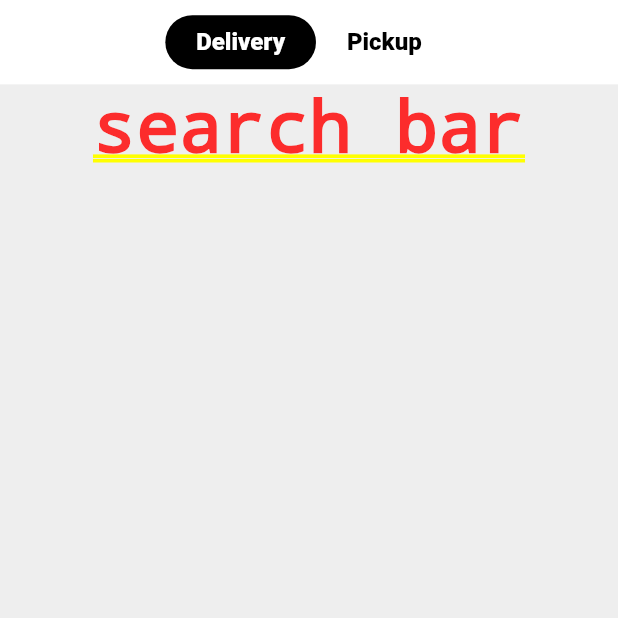
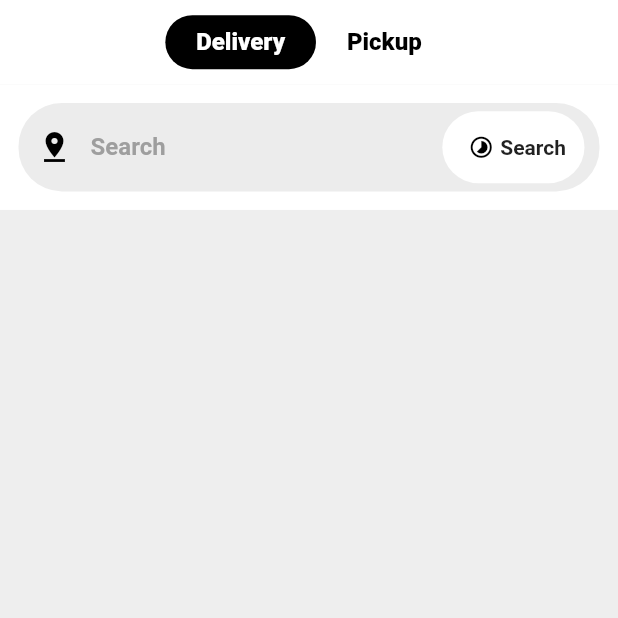
Before and after one commit to samo7a/Uber-Eats-Clone, a Flutter app: the screen it shows after launch, on a phone screen of 412 x 824 dp, the top half of it. Run offline on Flutter 3.47's test engine with Material 2 defaults, Android fonts, the phone set to English and light mode, and no system bars; our stand-ins replace flutter_dotenv.

Commit message:
done with the search bar component

```diff
--- a/lib/components/Searchbar.dart
+++ b/lib/components/Searchbar.dart
@@ -1,18 +1,174 @@
+import 'dart:convert';
+import 'dart:math';
+
 import 'package:flutter/material.dart';
 import 'package:flutter_dotenv/flutter_dotenv.dart';
+import "package:http/http.dart" as http;
+import 'package:uber/util/Size.dart';
 
 class Searchbar extends StatefulWidget {
-  const Searchbar({ Key? key }) : super(key: key);
+  const Searchbar({Key? key}) : super(key: key);
 
   @override
   _SearchbarState createState() => _SearchbarState();
 }
 
 class _SearchbarState extends State<Searchbar> {
+  String location = "";
+  List<dynamic> placeList = [];
+  final controller = TextEditingController();
+
+  @override
+  void initState() {
+    super.initState();
+    // controller.addListener(() {
+    //   onChanged();
+    // });
+  }
+
+  @override
+  void dispose() {
+    super.dispose();
+    controller.dispose();
+  }
+
+  onChanged() {
+    getSuggestion(controller.text);
+  }
+
+  void getSuggestion(String input) async {
+    String kPLACES_API_KEY = await dotenv.get("GOOGLE");
+    String baseURL =
+        'https://maps.googleapis.com/maps/api/place/autocomplete/json';
+    String sessionToken = Random().nextInt(999999).toString();
+    String request =
+        '$baseURL?input=$input&key=$kPLACES_API_KEY&sessiontoken=$sessionToken&language=en&country=us';
+    var response = await http.get(Uri.parse(request));
+    if (response.statusCode == 200) {
+      if (mounted && input != controller.text)
+        setState(() {
+          placeList = json.decode(response.body)['predictions'];
+        });
+    } else {
+      print("error in getSuggestions");
+      throw Exception('Failed to load predictions');
+    }
+  }
+
   @override
   Widget build(BuildContext context) {
+    Size size = Size(context: context);
     return Container(
-      child: Text("search bar"),
+      color: Colors.white,
+      child: Padding(
+        padding: EdgeInsets.all(size.BLOCK_WIDTH * 3),
+        child: Column(
+          children: [
+            TextFormField(
+              controller: controller,
+              onTap: () {
+                controller.addListener(onChanged);
+              },
+              onChanged: (String value) {
+                setState(() {
+                  location = value;
+                });
+              },
+              decoration: InputDecoration(
+                border: OutlineInputBorder(
+                  borderSide: BorderSide.none,
+                  borderRadius: BorderRadius.circular(size.BLOCK_WIDTH * 7),
+                ),
+                fillColor: Colors.grey.withOpacity(0.2),
+                filled: true,
+                prefixIcon: Icon(
+                  Icons.pin_drop,
+                  color: Colors.black,
+                ),
+                suffixIcon: Container(
+                  margin: EdgeInsets.only(right: 10),
+                  width: size.BLOCK_WIDTH * 23,
+                  decoration: BoxDecoration(
+                    borderRadius: BorderRadius.circular(size.BLOCK_WIDTH * 10),
+                    color: Colors.white,
+                  ),
+                  child: Padding(
+                    padding:
+                        EdgeInsets.symmetric(horizontal: size.BLOCK_WIDTH * 3),
+                    child: Row(
+                      mainAxisAlignment: MainAxisAlignment.end,
+                      crossAxisAlignment: CrossAxisAlignment.center,
+                      children: [
+                        Icon(
+                          Icons.timelapse,
+                          color: Colors.black,
+                          size: size.FONT_SIZE * 17,
+                        ),
+                        SizedBox(
+                          width: size.BLOCK_WIDTH * 1,
+                        ),
+                        Text(
+                          "Search",
+                          style: TextStyle(fontWeight: FontWeight.w700),
+                        ),
+                      ],
+                    ),
+                  ),
+                ),
+                hintStyle: TextStyle(color: Colors.grey),
+                hintText: "Search",
+              ),
+              keyboardType: TextInputType.text,
+              style: TextStyle(
+                fontWeight: FontWeight.bold,
+              ),
+            ),
+            SizedBox(
+              height: placeList.length * size.BLOCK_HEIGHT * 5,
+              child: ListView.separated(
+                itemCount: placeList.length,
+                separatorBuilder: (BuildContext context, int index) {
+                  return Divider(
+                    thickness: 2,
+                    indent: size.BLOCK_WIDTH * 5,
+                  );
+                },
+                itemBuilder: (BuildContext context, int index) {
+                  return Container(
+                    margin: EdgeInsets.only(left: size.BLOCK_WIDTH * 10),
+                    padding: EdgeInsets.only(top: size.BLOCK_WIDTH * 3),
+                    child: ListTile(
+                      title: Text(
+                        placeList[index]["description"],
+                        textAlign: TextAlign.left,
+                        style: TextStyle(
+                          fontWeight: FontWeight.w500,
+                          fontSize: size.FONT_SIZE * 15,
+                        ),
+                      ),
+                      onTap: () {
+                        // controller.addListener(onChanged);
+                        String value = placeList[index]["description"];
+                        FocusScope.of(context).unfocus();
+                        controller.removeListener(() {
+                          setState(() {
+                            placeList.clear();
+                          });
+                        });
+                        setState(() {
+                          location = value;
+                          controller.text = value;
+                          placeList.clear();
+                        });
+                      },
+                    ),
+                  );
+                },
+              ),
+            ),
+          ],
+        ),
+      ),
     );
   }
 }
--- a/lib/main.dart
+++ b/lib/main.dart
@@ -1,7 +1,9 @@
 import 'package:flutter/material.dart';
 import 'package:uber/screens/HomeScreen.dart';
+import 'package:flutter_dotenv/flutter_dotenv.dart';
 
-void main() {
+void main() async {
+  await dotenv.load(fileName: ".env");
   runApp(MyApp());
 }
 
--- a/lib/screens/HomeScreen.dart
+++ b/lib/screens/HomeScreen.dart
@@ -8,14 +8,17 @@ class HomeScreen extends StatelessWidget {
 
   @override
   Widget build(BuildContext context) {
-    return Container(
-      color: Color(0xffeeeeee),
-      child: SafeArea(
-        child: Column(
-          children: [
-            HeaderTabs(),
-            Searchbar(),
-          ],
+    return GestureDetector(
+      onTap: () => FocusScope.of(context).unfocus(),
+      child: Scaffold(
+        backgroundColor: Color(0xffeeeeee),
+        body: SafeArea(
+          child: Column(
+            children: [
+              HeaderTabs(),
+              Searchbar(),
+            ],
+          ),
         ),
       ),
     );
```
